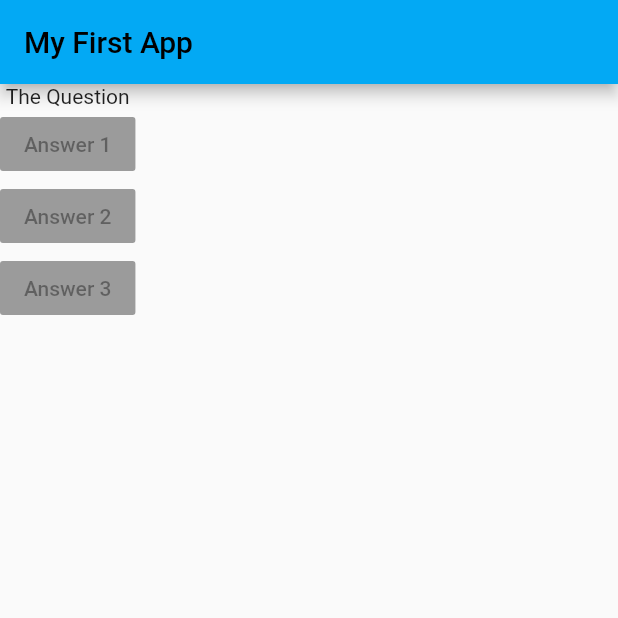
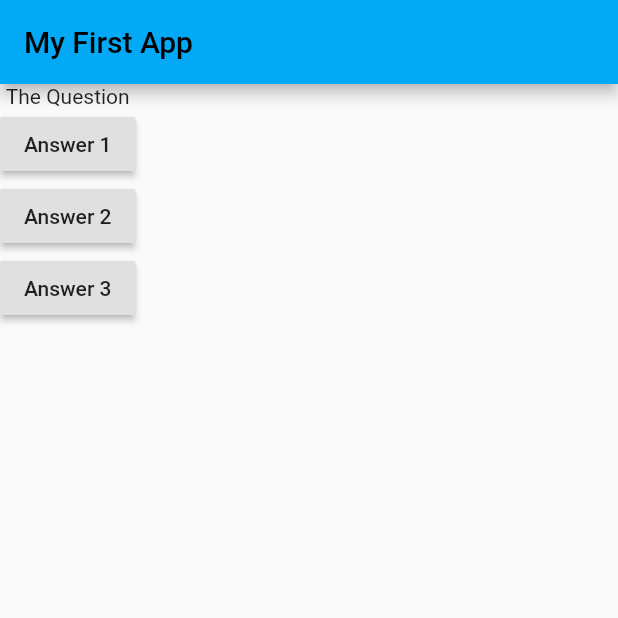
Before and after one commit to MatheusEstanislau/QuizApp-ProjetoFlutter, a Flutter app: the screen it shows after launch, on a phone screen of 412 x 824 dp, the top half of it. Run offline on Flutter 3.47's test engine with Material 2 defaults, Android fonts, the phone set to English and light mode, and no system bars.

Commit message:
Aula 31: Anonymous Functions.

```diff
--- a/quiz_app/lib/main.dart
+++ b/quiz_app/lib/main.dart
@@ -3,6 +3,11 @@ import 'package:flutter/material.dart';
 void main() => runApp(MyApp());
 
 class MyApp extends StatelessWidget {
+
+  void answerQuestion() {
+    print("Answer 1 chosen!");
+  }
+
   @override
   Widget build(BuildContext context) {
     return MaterialApp(
@@ -17,9 +22,20 @@ class MyApp extends StatelessWidget {
           body: Column(
             children: [
               Text('The Question'),
-              RaisedButton(child: Text('Answer 1'), onPressed: null),
-              RaisedButton(child: Text('Answer 2'), onPressed: null),
-              RaisedButton(child: Text('Answer 3'), onPressed: null)
+              RaisedButton(
+                child: Text('Answer 1'),
+                onPressed: answerQuestion,
+              ),
+              RaisedButton(
+                child: Text('Answer 2'),
+                onPressed: () => print("Answer 2 chosen!"),
+              ),
+              RaisedButton(
+                child: Text('Answer 3'),
+                onPressed: () {
+                  print('Answer 3 chosen!');
+                }
+                ),
             ],
           )),
     );
```
